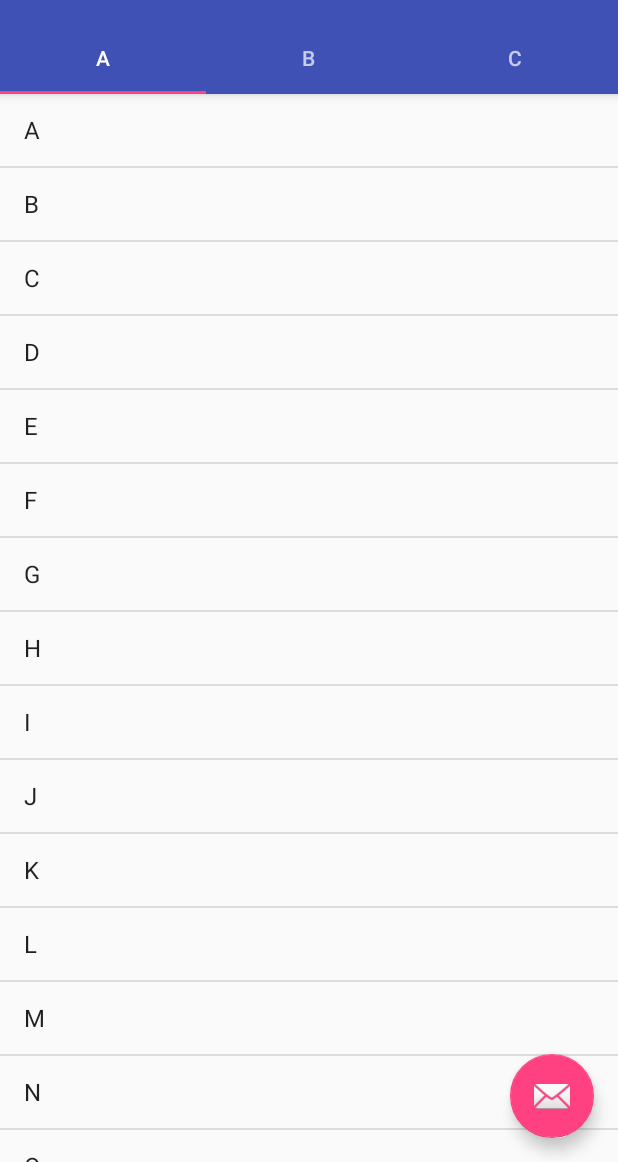
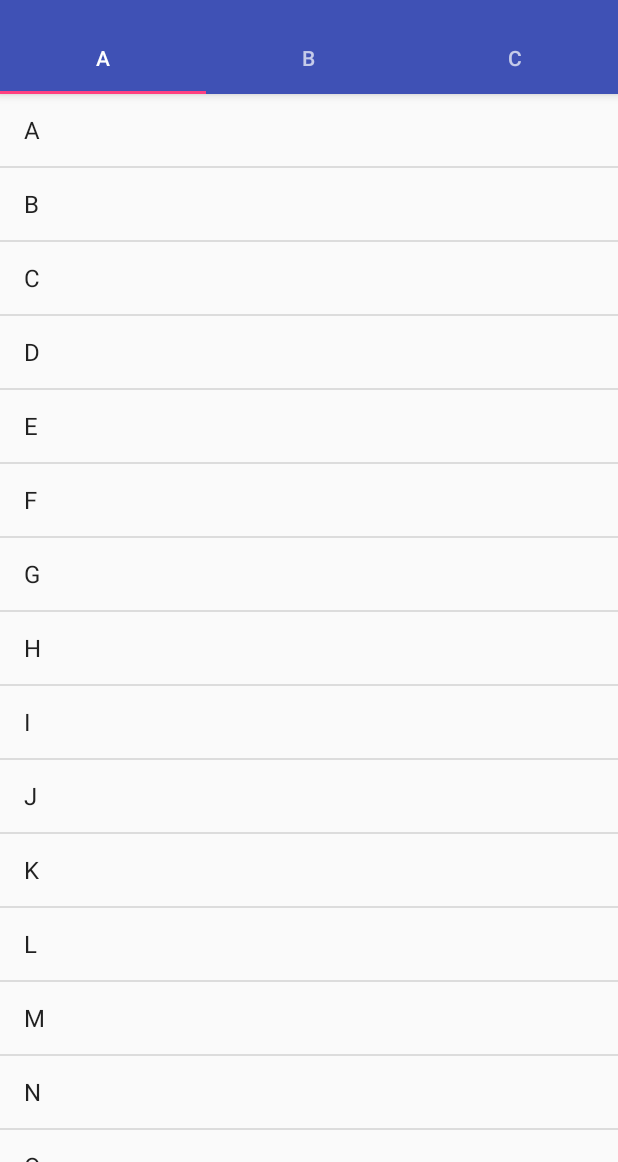
Before and after one commit to andrewpk95/Week1, an Android app: the screen it shows after launch (MyActivity), on a phone screen of 412 x 824 dp, the part 74-1236 px from its top. Run offline under Robolectric (Android 15) with nearby library versions, the phone set to English and light mode, and no system bars.

Commit message:
Unnecessary Comments Deleted

```diff
--- a/app/src/main/java/com/haha/week1/MyActivity.java
+++ b/app/src/main/java/com/haha/week1/MyActivity.java
@@ -56,7 +56,7 @@ public class MyActivity extends AppCompatActivity {
 
         TabLayout tabLayout = (TabLayout) findViewById(R.id.tabs);
         tabLayout.setupWithViewPager(mViewPager);
-
+        /*
         FloatingActionButton fab = (FloatingActionButton) findViewById(R.id.fab);
         fab.setOnClickListener(new View.OnClickListener() {
             @Override
@@ -65,7 +65,7 @@ public class MyActivity extends AppCompatActivity {
                         .setAction("Action", null).show();
             }
         });
-
+        */
     }
 
 
@@ -127,18 +127,10 @@ public class MyActivity extends AppCompatActivity {
     }
 
     public static class FragmentA extends Fragment {
-        /**
-         * The fragment argument representing the section number for this
-         * fragment.
-         */
 
         public FragmentA() {
         }
 
-        /**
-         * Returns a new instance of this fragment for the given section
-         * number.
-         */
         public static FragmentA newInstance() {
             FragmentA fragment = new FragmentA();
             Bundle args = new Bundle();
@@ -162,18 +154,10 @@ public class MyActivity extends AppCompatActivity {
     }
 
     public static class FragmentB extends Fragment {
-        /**
-         * The fragment argument representing the section number for this
-         * fragment.
-         */
 
         public FragmentB() {
         }
 
-        /**
-         * Returns a new instance of this fragment for the given section
-         * number.
-         */
         public static FragmentB newInstance() {
             FragmentB fragment = new FragmentB();
             Bundle args = new Bundle();
@@ -192,18 +176,10 @@ public class MyActivity extends AppCompatActivity {
     }
 
     public static class FragmentC extends Fragment {
-        /**
-         * The fragment argument representing the section number for this
-         * fragment.
-         */
 
         public FragmentC() {
         }
 
-        /**
-         * Returns a new instance of this fragment for the given section
-         * number.
-         */
         public static FragmentC newInstance() {
             FragmentC fragment = new FragmentC();
             Bundle args = new Bundle();
@@ -215,7 +191,9 @@ public class MyActivity extends AppCompatActivity {
         public View onCreateView(LayoutInflater inflater, ViewGroup container,
                                  Bundle savedInstanceState) {
             View rootView = inflater.inflate(R.layout.fragment_c, container, false);
-
+            /*
+            Implement what to do here for our Tab C...
+             */
             return rootView;
         }
     }
--- a/app/src/main/res/layout/activity_my.xml
+++ b/app/src/main/res/layout/activity_my.xml
@@ -38,12 +38,4 @@
         android:layout_height="match_parent"
         app:layout_behavior="@string/appbar_scrolling_view_behavior" />
 
-    <android.support.design.widget.FloatingActionButton
-        android:id="@+id/fab"
-        android:layout_width="wrap_content"
-        android:layout_height="wrap_content"
-        android:layout_gravity="end|bottom"
-        android:layout_margin="@dimen/fab_margin"
-        android:src="@android:drawable/ic_dialog_email" />
-
 </android.support.design.widget.CoordinatorLayout>
```
